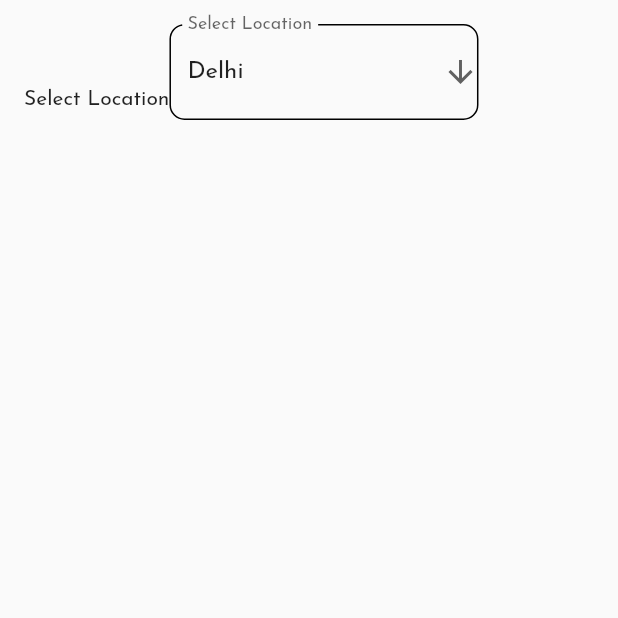
After one commit to axactstudios/doop, a Flutter app: the ActivityPage screen opened by its route, after a tap on "Take Attendance", on a phone screen of 412 x 824 dp, the top half of it. The commit adds this screen. Run offline on Flutter 3.47's test engine with Material 2 defaults, Android fonts, the phone set to English and light mode, and no system bars; our stand-ins replace avatar_glow, cloud_firestore, firebase_auth, firebase_storage, fluttertoast, google_fonts and 3 more; accounts and stored records are empty; network calls fail.

Commit message:
db function to be rectified

```diff
--- a/lib/login.dart
+++ b/lib/login.dart
@@ -52,6 +52,7 @@ class _LoginPageState extends State<LoginPage>
         onNotification: (overscroll) {
           overscroll.disallowGlow();
         },
+        child: SingleChildScrollView(
           child: Container(
             width: MediaQuery.of(context).size.width,
             height: MediaQuery.of(context).size.height >= 775.0
@@ -96,6 +97,7 @@ class _LoginPageState extends State<LoginPage>
                   ),
                 ),
               ],
+            ),
           ),
         ),
       ),
--- a/lib/model/volunteer.dart
+++ b/lib/model/volunteer.dart
@@ -6,8 +6,10 @@ class Volunteer {
   String bdate;
   String pName;
   String address;
+  String city;
+
   String mCondition;
   String instructions;
   Volunteer(this.name, this.mCondition, this.age, this.pName, this.address,
-      this.bdate, this.email, this.instructions, this.pURL);
+      this.city, this.bdate, this.email, this.instructions, this.pURL);
 }
--- a/lib/screen/activity_page/activity_page.dart
+++ b/lib/screen/activity_page/activity_page.dart
@@ -1,4 +1,5 @@
 import 'package:doop/screen/add_volunteer.dart';
+import 'package:doop/screen/attendance_screen.dart';
 import 'package:doop/screen/view_all.dart';
 import 'package:flutter/material.dart';
 
@@ -89,8 +90,14 @@ class _ActivityPageState extends State<ActivityPage>
                       MaterialPageRoute(builder: (context) => ViewAll()));
                 },
                 child: _getListItem(textTheme, 'View All', Icons.list)),
-            _getListItem(
-                textTheme, 'Take Attendance', Icons.supervisor_account),
+            InkWell(
+              onTap: () {
+                Navigator.push(context,
+                    MaterialPageRoute(builder: (context) => Attendance()));
+              },
+              child: _getListItem(
+                  textTheme, 'Take Attendance', Icons.supervisor_account),
+            )
           ],
         ),
       ));
--- /dev/null
+++ b/lib/screen/attendance_screen.dart
@@ -0,0 +1,173 @@
+import 'package:cloud_firestore/cloud_firestore.dart';
+import 'package:doop/model/volunteer.dart';
+import 'package:flutter/material.dart';
+
+class Attendance extends StatefulWidget {
+  @override
+  _AttendanceState createState() => _AttendanceState();
+}
+
+class _AttendanceState extends State<Attendance> {
+  List<String> locations = ['Delhi', 'Noida'];
+  String locationValue = 'Delhi';
+  List<Volunteer> volunteers = List<Volunteer>();
+  DateTime date = new DateTime(
+      DateTime.now().year, DateTime.now().month, DateTime.now().day);
+  String groupValue = 'present';
+  @override
+  Widget build(BuildContext context) {
+    return Scaffold(
+      body: SafeArea(
+        child: Padding(
+          padding: const EdgeInsets.all(16.0),
+          child: Container(
+            width: MediaQuery.of(context).size.width,
+            height: MediaQuery.of(context).size.height,
+            child: Column(
+              children: [
+                Container(
+                  width: MediaQuery.of(context).size.width,
+                  height: 100,
+                  child: Row(
+                    children: [
+                      Text('Select Location'),
+                      Container(
+                        height: 100,
+                        width: MediaQuery.of(context).size.width * 0.5,
+                        child: DropdownButtonFormField(
+                          value: locationValue,
+                          icon: Icon(Icons.arrow_downward),
+                          decoration: InputDecoration(
+                            labelText: "Select Location",
+                            enabledBorder: OutlineInputBorder(
+                              borderRadius: BorderRadius.circular(10.0),
+                            ),
+                          ),
+                          items: locations.map((String value) {
+                            return new DropdownMenuItem<String>(
+                              value: value,
+                              child: new Text(value),
+                            );
+                          }).toList(),
+                          onChanged: (String newValue) {
+                            setState(() {
+                              locationValue = newValue;
+                            });
+                          },
+                        ),
+                      )
+                    ],
+                  ),
+                ),
+                SizedBox(
+                  height: 20,
+                ),
+                StreamBuilder(
+                    stream: Firestore.instance.collection('Users').snapshots(),
+                    builder: (BuildContext context, snap) {
+                      volunteers.clear();
+                      if (snap.hasData && !snap.hasError && snap.data != null) {
+                        for (int i = 0; i < snap.data.documents.length; i++) {
+                          if (snap.data.documents[i]['city'] == locationValue) {
+                            Volunteer v = Volunteer(
+                                snap.data.documents[i]['name'],
+                                snap.data.documents[i]['mCondition'],
+                                snap.data.documents[i]['age'],
+                                snap.data.documents[i]['pName'],
+                                snap.data.documents[i]['address'],
+                                snap.data.documents[i]['city'],
+                                snap.data.documents[i]['bDate'],
+                                snap.data.documents[i]['mail'],
+                                snap.data.documents[i]['instruction'],
+                                snap.data.documents[i]['pUrl']);
+                            volunteers.add(v);
+                          }
+                        }
+                      } else {
+                        print('no data');
+                      }
+
+                      return Expanded(
+                        child: Container(
+                          // color: Colors.black,
+                          width: MediaQuery.of(context).size.width,
+                          child: ListView.builder(
+                              itemCount: volunteers.length,
+                              itemBuilder: (context, index) {
+                                return Row(
+                                  children: [
+                                    Text(volunteers[index].name),
+                                    SizedBox(
+                                      width: 20,
+                                    ),
+                                    Radio(
+                                        value: 'present',
+                                        groupValue: groupValue,
+                                        onChanged: (value) {
+                                          setState(() {
+                                            groupValue = value;
+                                          });
+                                          Firestore.instance
+                                              .collection('Users')
+                                              .where('mail',
+                                                  isEqualTo:
+                                                      volunteers[index].email)
+                                              .getDocuments()
+                                              .then((value) => value.documents
+                                                      .forEach((element) {
+                                                    element.data.update(
+                                                        date.toString(),
+                                                        (value) => 'Present');
+                                                  }));
+                                        }),
+                                    Radio(
+                                        value: 'absent',
+                                        onChanged: (value) {
+                                          setState(() {
+                                            groupValue = value;
+                                          });
+                                          Future<Map<String, dynamic>>
+                                              votedown() async {
+                                            Map<String, dynamic> comdata =
+                                                <String, dynamic>{
+                                              date.toString(): 'Absent'
+                                            };
+                                            return comdata;
+                                          }
+
+                                          Firestore.instance
+                                              .collection('Users')
+                                              .where('mail',
+                                                  isEqualTo:
+                                                      volunteers[index].email)
+                                              .getDocuments()
+                                              .then((value) => value.documents
+                                                      .forEach((element) {
+                                                    // element.
+                                                    // print(element.data);
+
+                                                    element.data.addEntries([
+                                                      MapEntry('key', 'value')
+                                                    ]);
+                                                    // element.data.addAll(
+                                                    //     {'other': 'dfsf'});
+                                                    print('updated');
+                                                    // element.data.update(
+                                                    //     date.toString(),
+                                                    //     (value) => 'Absent');
+                                                  }));
+                                        }),
+                                  ],
+                                );
+                              }),
+                        ),
+                      );
+                    }),
+              ],
+            ),
+          ),
+        ),
+      ),
+    );
+  }
+}
--- a/lib/screen/view_all.dart
+++ b/lib/screen/view_all.dart
@@ -42,6 +42,7 @@ class _ViewAllState extends State<ViewAll> {
                           snap.data.documents[i]['age'],
                           snap.data.documents[i]['pName'],
                           snap.data.documents[i]['address'],
+                          snap.data.documents[i]['city'],
                           snap.data.documents[i]['bDate'],
                           snap.data.documents[i]['mail'],
                           snap.data.documents[i]['instruction'],
```
Lines whose indentation alone changed are shown as unchanged.
